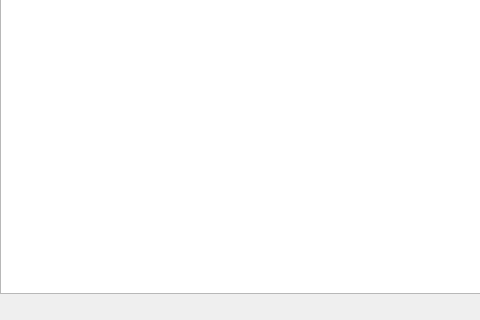
GuQiuhan/Tower-Defense-Game, file mainwindow.ui: the form before one commit; both pictures show x 0 to 480 and y 267 to 587 of the 908 by 587 pixel window.
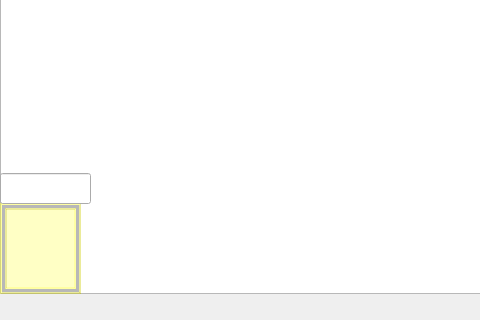
The form after the commit.

```diff
--- a/mainwindow.ui
+++ b/mainwindow.ui
@@ -96,6 +96,60 @@
      <string/>
     </property>
    </widget>
+   <widget class="QListWidget" name="listWidget_2">
+    <property name="geometry">
+     <rect>
+      <x>0</x>
+      <y>470</y>
+      <width>81</width>
+      <height>91</height>
+     </rect>
+    </property>
+    <property name="styleSheet">
+     <string notr="true">background-color: rgba(255, 255, 10, 60);
+</string>
+    </property>
+    <property name="frameShape">
+     <enum>QFrame::Box</enum>
+    </property>
+    <property name="frameShadow">
+     <enum>QFrame::Raised</enum>
+    </property>
+    <property name="lineWidth">
+     <number>2</number>
+    </property>
+    <property name="midLineWidth">
+     <number>3</number>
+    </property>
+    <property name="autoScrollMargin">
+     <number>16</number>
+    </property>
+    <property name="tabKeyNavigation">
+     <bool>false</bool>
+    </property>
+    <property name="spacing">
+     <number>0</number>
+    </property>
+    <property name="viewMode">
+     <enum>QListView::ListMode</enum>
+    </property>
+   </widget>
+   <widget class="QLineEdit" name="lineEdit_3">
+    <property name="geometry">
+     <rect>
+      <x>0</x>
+      <y>440</y>
+      <width>91</width>
+      <height>31</height>
+     </rect>
+    </property>
+    <property name="styleSheet">
+     <string notr="true"/>
+    </property>
+    <property name="text">
+     <string/>
+    </property>
+   </widget>
   </widget>
   <widget class="QMenuBar" name="menubar">
    <property name="geometry">
```
